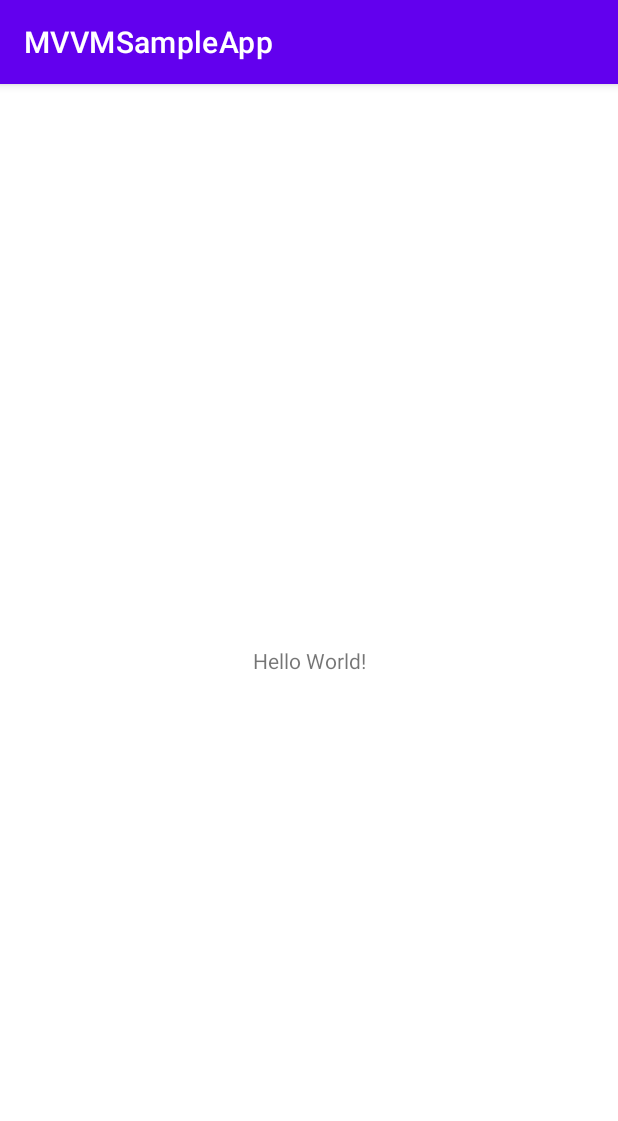
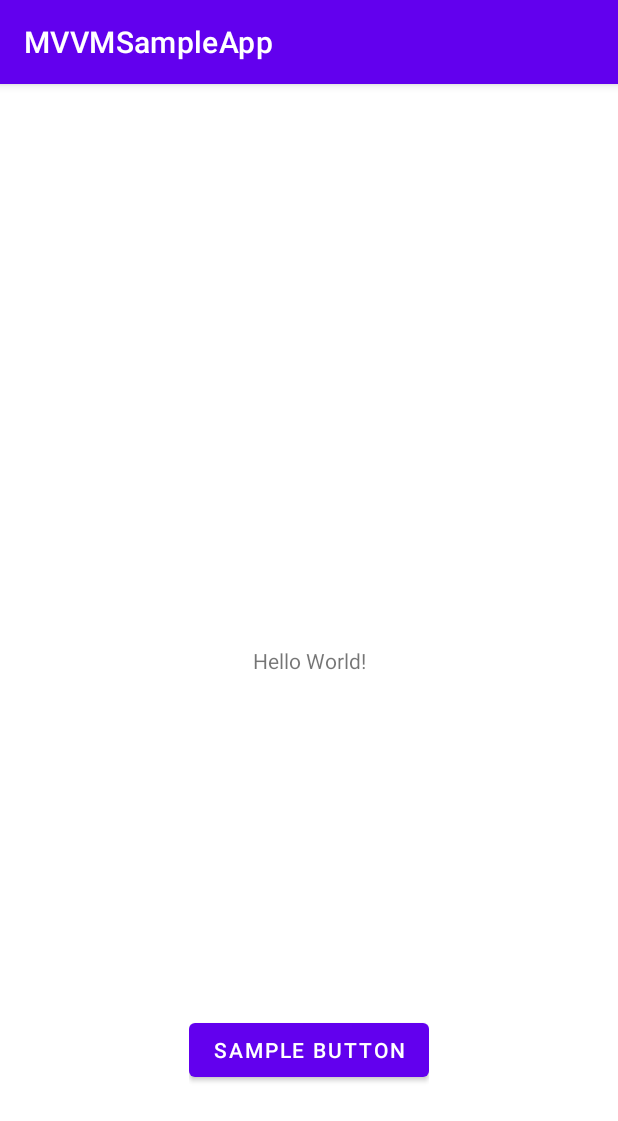
Before and after one commit to mkurom/Kotlin_sampleApp, an Android app: the screen it shows after launch (MainActivity), on a phone screen of 412 x 824 dp. Shown: the top 1121 px of the screen. Run offline under Robolectric (Android 15) with nearby library versions, the phone set to English and light mode, and no system bars.

Commit message:
MainActivityにボタンのフラグメントを追加 表示されるのを確認

```diff
--- /dev/null
+++ b/MVVMSampleApp/app/src/main/java/com/example/mvvmsampleapp/view/Button.kt
@@ -0,0 +1,43 @@
+package com.example.mvvmsampleapp.view
+
+import android.content.Context
+import androidx.lifecycle.ViewModelProvider
+import android.os.Bundle
+import androidx.fragment.app.Fragment
+import android.view.LayoutInflater
+import android.view.View
+import android.view.ViewGroup
+import com.example.mvvmsampleapp.R
+import com.example.mvvmsampleapp.viewmodel.ButtonViewModel
+
+class Button : Fragment() {
+
+    companion object {
+        fun newInstance() = Button()
+    }
+
+    private lateinit var viewModel: ButtonViewModel
+
+    override fun onCreateView(
+        inflater: LayoutInflater, container: ViewGroup?,
+        savedInstanceState: Bundle?
+    ): View? {
+        return inflater.inflate(R.layout.button_fragment, container, false)
+    }
+
+    override fun onActivityCreated(savedInstanceState: Bundle?) {
+        super.onActivityCreated(savedInstanceState)
+        viewModel = ViewModelProvider(this).get(ButtonViewModel::class.java)
+        // TODO: Use the ViewModel
+    }
+
+    override fun onAttach(context: Context) {
+        super.onAttach(context)
+
+    }
+
+    fun onClickButton(){
+
+    }
+
+}
--- /dev/null
+++ b/MVVMSampleApp/app/src/main/java/com/example/mvvmsampleapp/viewmodel/ButtonViewModel.kt
@@ -0,0 +1,7 @@
+package com.example.mvvmsampleapp.viewmodel
+
+import androidx.lifecycle.ViewModel
+
+class ButtonViewModel : ViewModel() {
+    // TODO: Implement the ViewModel
+}
--- a/MVVMSampleApp/app/src/main/res/layout/activity_main.xml
+++ b/MVVMSampleApp/app/src/main/res/layout/activity_main.xml
@@ -15,4 +15,17 @@
         app:layout_constraintRight_toRightOf="parent"
         app:layout_constraintTop_toTopOf="parent" />
 
+    <androidx.fragment.app.FragmentContainerView
+        android:id="@+id/buttonFragment"
+        android:name="com.example.mvvmsampleapp.view.Button"
+        android:layout_width="wrap_content"
+        android:layout_height="wrap_content"
+        android:layout_marginStart="8dp"
+        android:layout_marginTop="620dp"
+        android:layout_marginEnd="8dp"
+        app:layout_constraintEnd_toEndOf="parent"
+        app:layout_constraintStart_toStartOf="parent"
+        app:layout_constraintTop_toTopOf="parent"
+        tools:layout="@layout/button_fragment" />
+
 </androidx.constraintlayout.widget.ConstraintLayout>
--- /dev/null
+++ b/MVVMSampleApp/app/src/main/res/layout/button_fragment.xml
@@ -0,0 +1,13 @@
+<?xml version="1.0" encoding="utf-8"?>
+<FrameLayout xmlns:android="http://schemas.android.com/apk/res/android"
+    xmlns:tools="http://schemas.android.com/tools"
+    android:layout_width="match_parent"
+    android:layout_height="match_parent"
+    tools:context=".view.Button">
+
+    <Button
+        android:id="@+id/buttonFragment"
+        android:layout_width="wrap_content"
+        android:layout_height="wrap_content"
+        android:text="@string/button" />
+</FrameLayout>
--- a/MVVMSampleApp/app/src/main/res/values/strings.xml
+++ b/MVVMSampleApp/app/src/main/res/values/strings.xml
@@ -1,3 +1,4 @@
 <resources>
     <string name="app_name">MVVMSampleApp</string>
+    <string name="button">Sample Button</string>
 </resources>
```
